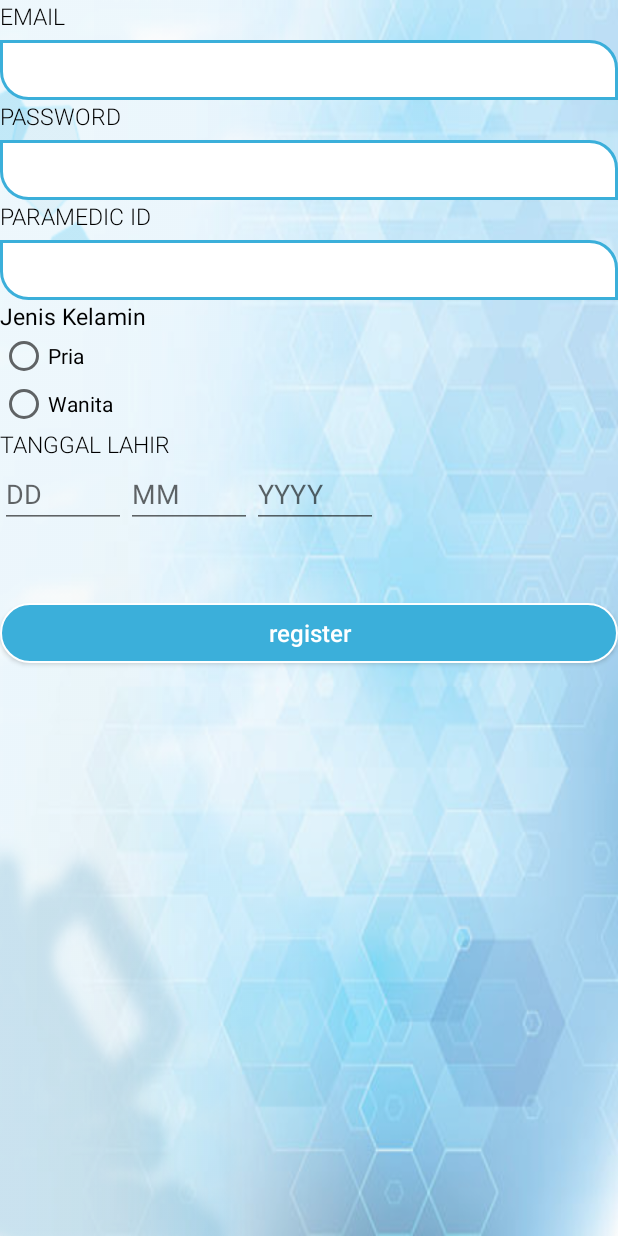
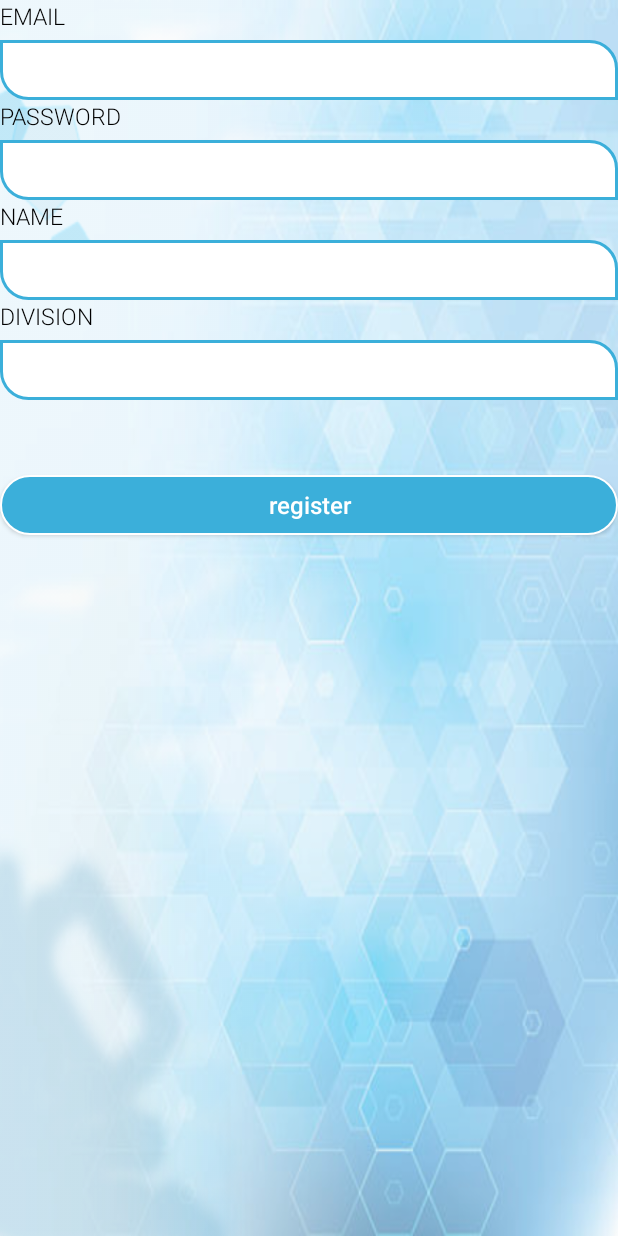
Before and after one commit to qprocompany/DrugAdminAndroid, an Android app: the RegisterApp screen opened directly, with no data from a screen before it, on a phone screen of 412 x 824 dp. Run offline under Robolectric (Android 15) with nearby library versions, the phone set to English and light mode, and no system bars.

Commit message:
Register Apps, Login Apps, Callsoap, Design,

```diff
--- a/app/src/main/java/edmt/dev/androidcamera2api/CallSoap.java
+++ b/app/src/main/java/edmt/dev/androidcamera2api/CallSoap.java
@@ -55,15 +55,14 @@ public class CallSoap {
 
     public  final String OPERATION_NAME_RegistrationApps = "RegisterDrugAdminApps";
 
-    public String RegistrationApps(String username,String password, String parid, String sex, String dob)
+    public String RegistrationApps(String username,String password, String name, String div)
     {
         SoapObject request = new SoapObject(WSDL_TARGET_NAMESPACE,OPERATION_NAME_RegistrationApps);
 
         request.addProperty("username",username);
         request.addProperty("password",password);
-        request.addProperty("parid",parid);
-        request.addProperty("sex",sex);
-        request.addProperty("dob",dob);
+        request.addProperty("name",name);
+        request.addProperty("Division",div);
 
         SoapSerializationEnvelope envelope = new SoapSerializationEnvelope(
                 SoapEnvelope.VER11);
--- a/app/src/main/java/edmt/dev/androidcamera2api/RegisterApp.java
+++ b/app/src/main/java/edmt/dev/androidcamera2api/RegisterApp.java
@@ -18,8 +18,7 @@ import android.widget.Toast;
 
 public class RegisterApp extends Activity {
 
-    EditText name,password,parid,tgl,bln,thn;
-    RadioButton pria,wanita;
+    EditText name,password, Name,div;
     Button submit;
 
     @Override
@@ -32,52 +31,39 @@ public class RegisterApp extends Activity {
         StrictMode.setThreadPolicy(policy);
         name = (EditText) findViewById(R.id.email);
         password = (EditText) findViewById(R.id.password);
-        parid = (EditText) findViewById(R.id.parid);
-        pria = (RadioButton) findViewById(R.id.male);
-        wanita = (RadioButton) findViewById(R.id.female);
-        tgl = (EditText) findViewById(R.id.tanggal);
-        bln = (EditText) findViewById(R.id.bulan);
-        thn = (EditText) findViewById(R.id.tahun);
+        Name = (EditText) findViewById(R.id.name);
+        div = findViewById(R.id.div);
         submit = (Button) findViewById(R.id.submit);
         submit.setOnClickListener(new View.OnClickListener() {
             @Override
             public void onClick(View v) {
-                String date = tgl.getText().toString()+"/"+bln.getText().toString()+"/"+thn.getText().toString();
-                String sex = "";
-                if(pria.isChecked()==true)
-                    sex = "Pria";
-                else if(wanita.isChecked() == true)
-                    sex = "Wanita";
-                //Toast.makeText(RegisterApp.this,sex,Toast.LENGTH_SHORT).show();
-                new registerapps(name.getText().toString(),password.getText().toString(),parid.getText().toString(),sex,date).execute();
+                new registerapps(name.getText().toString(),password.getText().toString(),name.getText().toString(),div.getText().toString()).execute();
             }
         });
     }
 
     class registerapps extends AsyncTask<String, String, String>
     {
-        private String username, password,parid,sex,dob;
+        private String username, password,name, div;
 
-        public registerapps(String username, String password,String parid,String sex,String dob) {
+        public registerapps(String username, String password,String name,String div) {
             this.username = username;
             this.password = password;
-            this.parid = parid;
-            this.sex = sex;
-            this.dob = dob;
+            this.name = name;
+            this.div = div;
         }
 
         @Override
         protected String doInBackground(String... strings) {
 
             CallSoap cs = new CallSoap();
-            String data = cs.RegistrationApps(username,password,parid,sex,dob);
+            String data = cs.RegistrationApps(username,password,name,div);
             return data;
         }
 
         @Override
         protected void onPostExecute(String s) {
             super.onPostExecute(s);
-            //Toast.makeText(RegisterApp.this,s,Toast.LENGTH_SHORT).show();
             OpenMainActivity();
         }
     }
--- a/app/src/main/res/layout/activity_register_app.xml
+++ b/app/src/main/res/layout/activity_register_app.xml
@@ -71,13 +71,12 @@
         android:layout_width="match_parent"
         android:layout_height="wrap_content"
         android:orientation="vertical"
-        android:id="@+id/paramedicid"
-        android:layout_above="@+id/passwordline">
+        android:id="@+id/nameline">
         <TextView
             android:layout_width="wrap_content"
             android:layout_height="wrap_content"
             android:fontFamily="sans-serif-light"
-            android:text="Paramedic ID"
+            android:text="Name"
             android:textAllCaps="true"
             android:textColor="@color/colorBlack"
             android:textSize="15sp" />
@@ -93,104 +92,38 @@
             android:paddingRight="15dp"
             android:textColor="@color/colorBlack"
             android:textSize="15sp"
+            android:id="@+id/name"
             android:maxLines="1"
-            android:id="@+id/parid"
             />
     </LinearLayout>
     <LinearLayout
         android:layout_width="match_parent"
         android:layout_height="wrap_content"
         android:orientation="vertical"
-        android:id="@+id/sexline"
-        android:layout_above="@+id/paramedicid">
-        <TextView
-            android:layout_width="match_parent"
-            android:layout_height="wrap_content"
-            android:text="Jenis Kelamin"
-            android:textColor="@color/colorBlack"
-            android:textSize="15sp"/>
-        <LinearLayout
-            android:layout_width="match_parent"
-            android:layout_height="wrap_content"
-            android:orientation="horizontal">
-
-            <RadioGroup
-                android:id="@+id/radiosex"
-                android:layout_width="wrap_content"
-                android:layout_height="wrap_content">
-
-                <RadioButton
-                    android:id="@+id/male"
-                    android:layout_width="match_parent"
-                    android:layout_height="wrap_content"
-                    android:layout_gravity="left"
-                    android:text="Pria" />
-
-                <RadioButton
-                    android:id="@+id/female"
-                    android:layout_width="wrap_content"
-                    android:layout_height="wrap_content"
-                    android:layout_gravity="right"
-                    android:text="Wanita" />
-            </RadioGroup>
-        </LinearLayout>
-    </LinearLayout>
-    <LinearLayout
-        android:layout_width="match_parent"
-        android:layout_height="wrap_content"
-        android:orientation="vertical"
-        android:id="@+id/dobline"
-        android:layout_above="@+id/sexline">
-
+        android:id="@+id/divline">
         <TextView
             android:layout_width="wrap_content"
             android:layout_height="wrap_content"
             android:fontFamily="sans-serif-light"
-            android:text="Tanggal Lahir"
+            android:text="Division"
             android:textAllCaps="true"
             android:textColor="@color/colorBlack"
             android:textSize="15sp" />
 
-        <LinearLayout
-            android:layout_width="wrap_content"
-            android:layout_height="wrap_content"
-            android:orientation="horizontal">
-
-            <EditText
-                android:id="@+id/tanggal"
-                android:layout_width="84dp"
-                android:layout_height="wrap_content"
-                android:layout_weight="1"
-                android:ems="10"
-                android:hint="DD"
-                android:maxLines="1"
-                android:maxLength="2"
-                android:inputType="date" />
-
-            <EditText
-                android:id="@+id/bulan"
-                android:layout_width="84dp"
-                android:layout_height="wrap_content"
-                android:layout_weight="1"
-                android:ems="10"
-                android:maxLines="1"
-                android:maxLength="2"
-                android:hint="MM"
-                android:inputType="date" />
-
-            <EditText
-                android:id="@+id/tahun"
-                android:layout_width="84dp"
-                android:layout_height="wrap_content"
-                android:layout_weight="1"
-                android:ems="10"
-                android:hint="YYYY"
-                android:maxLines="1"
-                android:maxLength="4"
-                android:minLines="4"
-                android:inputType="date" />
-
-        </LinearLayout>
+        <EditText
+            android:layout_width="match_parent"
+            android:layout_height="40dp"
+            android:layout_marginTop="5dp"
+            android:background="@drawable/et_bg"
+            android:fontFamily="sans-serif-light"
+            android:inputType="text"
+            android:paddingLeft="15dp"
+            android:paddingRight="15dp"
+            android:textColor="@color/colorBlack"
+            android:textSize="15sp"
+            android:id="@+id/div"
+            android:maxLines="1"
+            />
     </LinearLayout>
 
     <Button
```
